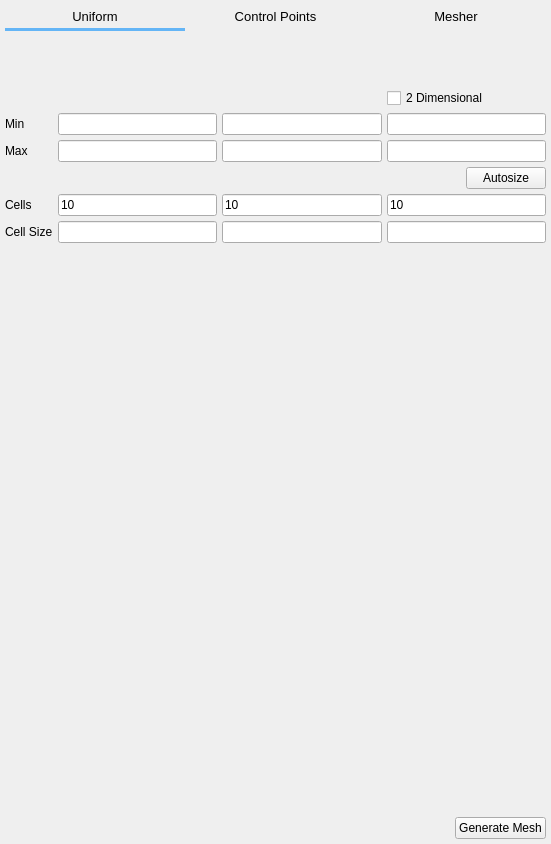
Qt form gui/uifiles/mesh.ui (truongd8593/mfix) before a commit.
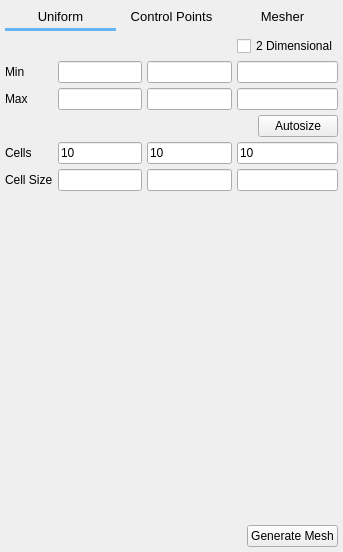
The same form after that commit. Custom widgets are drawn as their Qt base class.

Commit message: cleaned up vtkwidget, fixed visual bugs

The edit to the form file:
```diff
--- a/gui/uifiles/mesh.ui
+++ b/gui/uifiles/mesh.ui
@@ -6,8 +6,8 @@
    <rect>
     <x>0</x>
     <y>0</y>
-    <width>551</width>
-    <height>844</height>
+    <width>308</width>
+    <height>552</height>
    </rect>
   </property>
   <layout class="QGridLayout" name="gridLayout">
```
Left out of the diff: 140 changed lines with no effect on the pictures. The commit also changes 2 other files.
